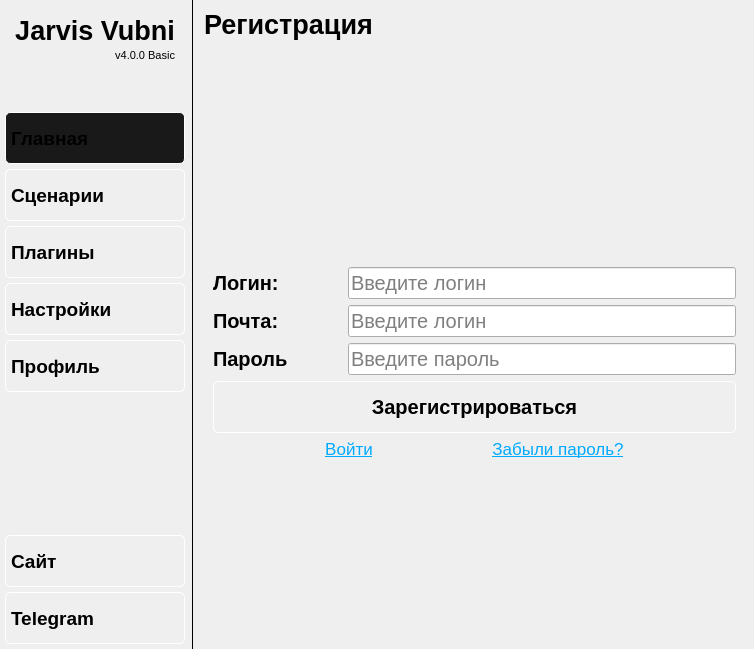
Qt form scripts/main.ui (Vubni/jarvis-voice_user) before a commit.
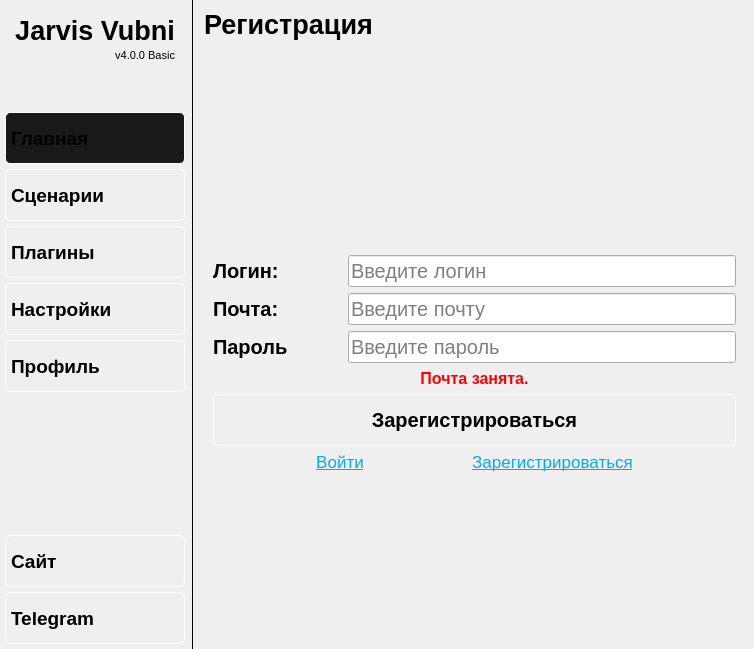
The same form after that commit. The open tabs and pages were chosen to show the change. Icons and pictures are not drawn.

Commit message: add auth and reg

Patch:
```diff
--- a/scripts/main.ui
+++ b/scripts/main.ui
@@ -2239,7 +2239,7 @@
 border-radius: 5px;
 }</string>
               </property>
-              <layout class="QVBoxLayout" name="verticalLayout_23" stretch="1,0,1,1,0">
+              <layout class="QVBoxLayout" name="verticalLayout_23" stretch="1,0,1,0,1,0">
                <item>
                 <layout class="QHBoxLayout" name="horizontalLayout_23" stretch="1,3">
                  <item>
@@ -2905,7 +2905,7 @@
                     <number>20</number>
                    </property>
                    <property name="placeholderText">
-                    <string>Введите логин</string>
+                    <string>Введите почту</string>
                    </property>
                    <property name="cursorMoveStyle">
                     <enum>Qt::LogicalMoveStyle</enum>
@@ -3251,6 +3251,29 @@
                  </item>
                 </layout>
                </item>
+               <item>
+                <widget class="QLabel" name="label_error_reg">
+                 <property name="font">
+                  <font>
+                   <family>Arial</family>
+                   <pointsize>12</pointsize>
+                   <italic>false</italic>
+                   <bold>true</bold>
+                   <underline>false</underline>
+                   <strikeout>false</strikeout>
+                  </font>
+                 </property>
+                 <property name="styleSheet">
+                  <string notr="true">color: rgb(255, 0, 0);</string>
+                 </property>
+                 <property name="text">
+                  <string>Почта занята.</string>
+                 </property>
+                 <property name="alignment">
+                  <set>Qt::AlignCenter</set>
+                 </property>
+                </widget>
+               </item>
                <item>
                 <widget class="QPushButton" name="button_register">
                  <property name="sizePolicy">
@@ -3317,17 +3340,27 @@
                   </spacer>
                  </item>
                  <item>
-                  <widget class="QLabel" name="label_auth">
+                  <widget class="QPushButton" name="button_to_auth">
                    <property name="font">
                     <font>
+                     <family>Arial</family>
                      <pointsize>13</pointsize>
+                     <italic>false</italic>
+                     <bold>false</bold>
+                     <underline>true</underline>
                     </font>
                    </property>
+                   <property name="styleSheet">
+                    <string notr="true">QPushButton {
+    background: transparent;
+    border: none;
+    color: #00aaff;
+    text-decoration: underline;
+    font: normal; /* Наследует шрифт родительского виджета */
+}</string>
+                   </property>
                    <property name="text">
-                    <string>&lt;html&gt;&lt;head/&gt;&lt;body&gt;&lt;p&gt;&lt;a href=&quot;\&amp;quot;#\&amp;quot;&quot;&gt;&lt;span style=&quot; text-decoration: underline; color:#00aaff;&quot;&gt;Войти&lt;/span&gt;&lt;/a&gt;&lt;/p&gt;&lt;/body&gt;&lt;/html&gt;</string>
-                   </property>
-                   <property name="alignment">
-                    <set>Qt::AlignCenter</set>
+                    <string>Войти</string>
                    </property>
                   </widget>
                  </item>
@@ -3345,17 +3378,27 @@
                   </spacer>
                  </item>
                  <item>
-                  <widget class="QLabel" name="label_forgot_password_2">
+                  <widget class="QPushButton" name="button_to_forgot_2">
                    <property name="font">
                     <font>
+                     <family>Arial</family>
                      <pointsize>13</pointsize>
+                     <italic>false</italic>
+                     <bold>false</bold>
+                     <underline>true</underline>
                     </font>
                    </property>
+                   <property name="styleSheet">
+                    <string notr="true">QPushButton {
+    background: transparent;
+    border: none;
+    color: #00aaff;
+    text-decoration: underline;
+    font: normal; /* Наследует шрифт родительского виджета */
+}</string>
+                   </property>
                    <property name="text">
-                    <string>&lt;html&gt;&lt;head/&gt;&lt;body&gt;&lt;p&gt;&lt;a href=&quot;\&amp;quot;#\&amp;quot;&quot;&gt;&lt;span style=&quot; text-decoration: underline; color:#00aaff;&quot;&gt;Забыли пароль?&lt;/span&gt;&lt;/a&gt;&lt;/p&gt;&lt;/body&gt;&lt;/html&gt;</string>
-                   </property>
-                   <property name="alignment">
-                    <set>Qt::AlignCenter</set>
+                    <string>Зарегистрироваться</string>
                    </property>
                   </widget>
                  </item>
```
Left out of the diff: 2 changed lines with no effect on the pictures. The commit also changes 4 other files.
